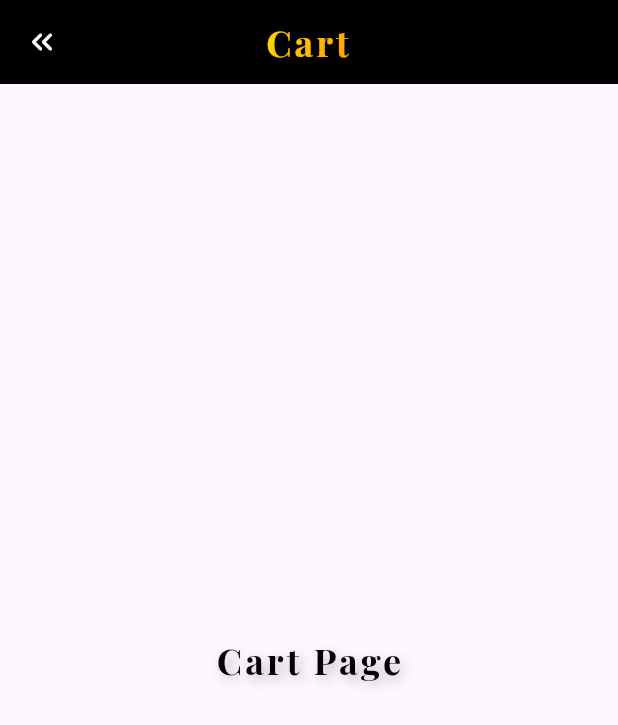
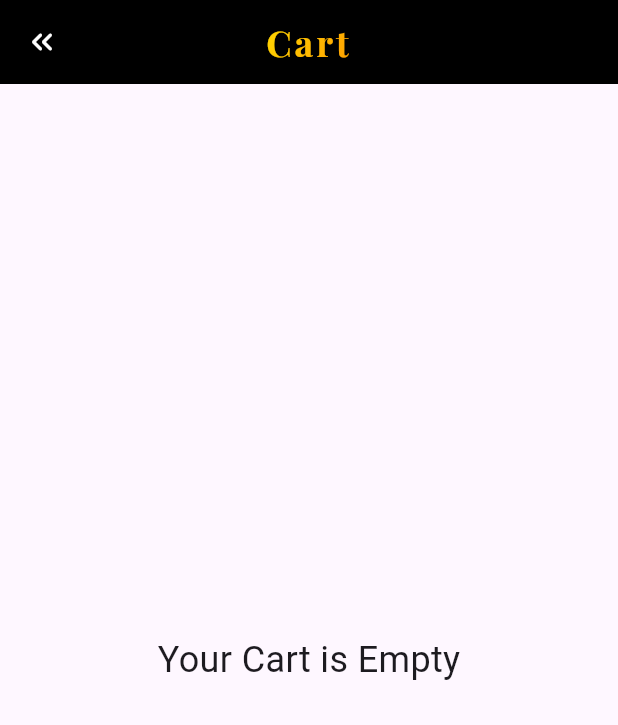
Before and after one commit to nafinm24/perfume_ecommerce, a Flutter app: the Cart screen opened by its route, on a phone screen of 412 x 824 dp. Shown: the top 725 px of the screen. Run offline on Flutter 3.47's test engine with Material 3 defaults, Android fonts, the phone set to English and light mode, and no system bars.

Commit message:
update home and cart

```diff
--- a/lib/pages/my_drawer.dart
+++ b/lib/components/my_drawer.dart
@@ -12,7 +12,7 @@ class MyDrawer extends StatelessWidget {
           DrawerHeader(
             decoration: BoxDecoration(
               image: DecorationImage(
-                image: AssetImage('assets/landscape_perfume/land2.jpg'),
+                image: AssetImage('assets/landscape_perfume/land3.jpg'),
                 fit: BoxFit.cover,
               ),
             ),
--- a/lib/pages/cart.dart
+++ b/lib/pages/cart.dart
@@ -1,7 +1,32 @@
 import 'package:flutter/material.dart';
+import 'package:perfume_ecommerce/models/perfume.dart';
 
-class Cart extends StatelessWidget {
-  const Cart({super.key});
+class Cart extends StatefulWidget {
+  final Perfume? addedPerfume;
+
+  const Cart({super.key, this.addedPerfume});
+
+  @override
+  _CartState createState() => _CartState();
+}
+
+class _CartState extends State<Cart> {
+  List<Perfume> cartItems = [];
+
+  @override
+  void initState() {
+    super.initState();
+
+    if (widget.addedPerfume != null) {
+      cartItems.add(widget.addedPerfume!);
+    }
+  }
+
+  void removeFromCart(Perfume perfume) {
+    setState(() {
+      cartItems.remove(perfume);
+    });
+  }
 
   @override
   Widget build(BuildContext context) {
@@ -9,9 +34,7 @@ class Cart extends StatelessWidget {
       appBar: AppBar(
         leading: Builder(
           builder: (context) => IconButton(
-            icon: Icon(
-              Icons.keyboard_double_arrow_left_rounded,
-            ),
+            icon: Icon(Icons.keyboard_double_arrow_left_rounded),
             color: Colors.white,
             onPressed: () {
               Navigator.pop(context);
@@ -46,25 +69,37 @@ class Cart extends StatelessWidget {
           ),
         ),
       ),
-      body: Center(
-        child: Text(
-          "Cart Page",
-          style: TextStyle(
-            fontSize: 24,
-            fontFamily: 'PlayfairDisplay',
-            fontWeight: FontWeight.bold,
-            color: Colors.black,
-            letterSpacing: 2,
-            shadows: [
-              Shadow(
-                blurRadius: 10,
-                color: Colors.black26,
-                offset: Offset(3, 3),
+      body: cartItems.isEmpty
+          ? Center(
+              child: Text(
+                "Your Cart is Empty",
+                style: TextStyle(fontSize: 24),
               ),
-            ],
-          ),
-        ),
-      ),
+            )
+          : ListView.builder(
+              itemCount: cartItems.length,
+              itemBuilder: (context, index) {
+                final perfume = cartItems[index];
+                return ListTile(
+                  contentPadding: EdgeInsets.all(8),
+                  leading: Image.asset(
+                    perfume.imagePath,
+                    height: 50,
+                    width: 50,
+                    fit: BoxFit.contain,
+                  ),
+                  title: Text(perfume.name),
+                  subtitle: Text("\$${perfume.price}"),
+                  trailing: IconButton(
+                    icon: Icon(Icons.remove_shopping_cart),
+                    onPressed: () {
+                      // Remove perfume from the cart
+                      removeFromCart(perfume);
+                    },
+                  ),
+                );
+              },
+            ),
     );
   }
 }
--- a/pubspec.yaml
+++ b/pubspec.yaml
@@ -61,6 +61,7 @@ flutter:
     - assets/blackbg_perfume/
     - assets/fonts/
     - assets/landscape_perfume/
+    - assets/png_perfume/
 
   fonts:
     - family: PlayfairDisplay
```
Also changed, not shown: lib/components/perfume_box.dart (added, +113 -0 lines), lib/pages/home.dart (+21 -3 lines), assets/landscape_perfume/land3.jpg (renamed from assets/landscape_perfume/perfume-5061479_1920.jpg), assets/landscape_perfume/land4.jpg (renamed from assets/landscape_perfume/b1.jpg), assets/landscape_perfume/land5.jpg (renamed from assets/landscape_perfume/ash-edmonds-fmX8lbSVyw8-unsplash.jpg), assets/landscape_perfume/land6.jpg (renamed from assets/landscape_perfume/pexels-introspectivedsgn-7487834.jpg), assets/landscape_perfume/land7.jpg (renamed from assets/landscape_perfume/ash-edmonds-gyzH19KIvIQ-unsplash.jpg), assets/landscape_perfume/pexels-ecko-vision-80197161-8747310.jpg (deleted), 1 other file.
